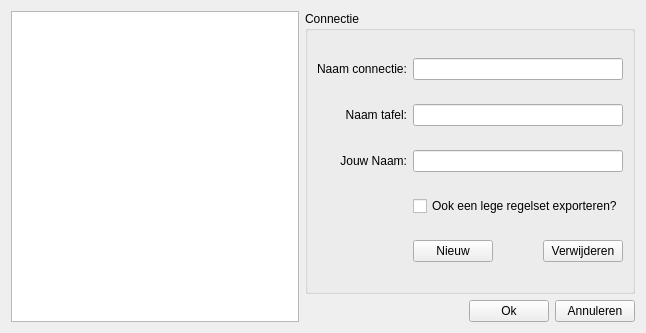
Above: src/app/ruleCreator/settingsdialog.ui from Dtai/PokerbotClient before the change. Below: the same form after it.
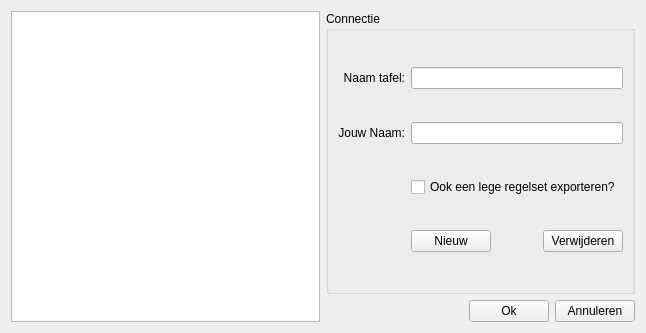
That is the form after the change.

Commit message: You are now welcomed with a welcome window. The welcome window has a status bar so you can see what it is doing. The name of the connection is gone. Only the name of the player and the name of the table are important. Refactoring: The hello post messages are made in one class.

Patch:
```diff
--- a/src/app/ruleCreator/settingsdialog.ui
+++ b/src/app/ruleCreator/settingsdialog.ui
@@ -25,7 +25,7 @@
         <string>Connectie</string>
        </property>
        <layout class="QGridLayout" name="gridLayout">
-        <item row="4" column="1">
+        <item row="3" column="1">
          <layout class="QHBoxLayout" name="horizontalLayout">
           <item>
            <widget class="QPushButton" name="newButton">
@@ -56,7 +56,7 @@
           </item>
          </layout>
         </item>
-        <item row="1" column="0">
+        <item row="0" column="0">
          <widget class="QLabel" name="label_5">
           <property name="text">
            <string>Naam tafel:</string>
@@ -66,20 +66,20 @@
           </property>
          </widget>
         </item>
-        <item row="1" column="1">
+        <item row="0" column="1">
          <widget class="QLineEdit" name="tableName"/>
         </item>
-        <item row="3" column="1">
+        <item row="2" column="1">
          <widget class="QCheckBox" name="emptyRuleSetExporter">
           <property name="text">
            <string>Ook een lege regelset exporteren?</string>
           </property>
          </widget>
         </item>
-        <item row="2" column="1">
+        <item row="1" column="1">
          <widget class="QLineEdit" name="playerName"/>
         </item>
-        <item row="2" column="0">
+        <item row="1" column="0">
          <widget class="QLabel" name="label_4">
           <property name="text">
            <string>Jouw Naam:</string>
@@ -89,16 +89,6 @@
           </property>
          </widget>
         </item>
-        <item row="0" column="0">
-         <widget class="QLabel" name="label">
-          <property name="text">
-           <string>Naam connectie:</string>
-          </property>
-         </widget>
-        </item>
-        <item row="0" column="1">
-         <widget class="QLineEdit" name="connectionName"/>
-        </item>
        </layout>
       </widget>
      </item>
```
The commit also changes 11 other files.
